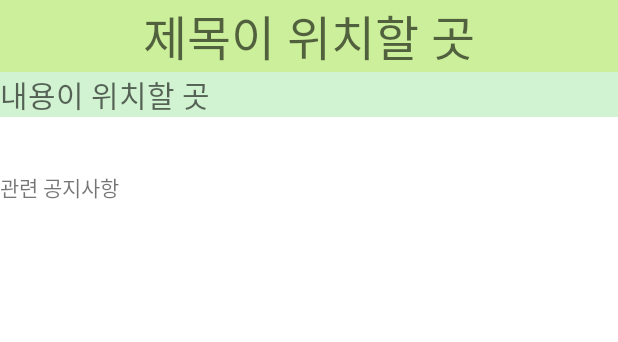
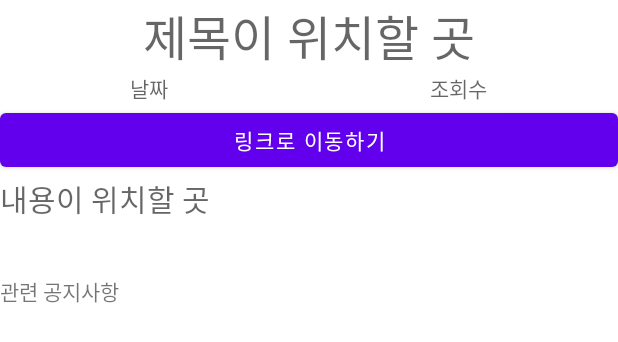
Before and after one commit to yelimahn/skkuNotice, an Android app: the layout activity_notice_click.xml on its own in the app's theme, with its tools: preview values and no code run, on a phone screen of 412 x 824 dp. Shown: the top 342 px of the screen. Run offline under Robolectric (Android 15) with nearby library versions, the phone set to English and light mode, and no system bars.

Commit message:
링크 누르면 크롬으로 이동까지
이제 ClickNotice 엑티비티는 거의 다 마무리함 20:00

```diff
--- a/noticesubscribe/app/src/main/java/com/example/noticesubscribe/NoticeClickActivity.kt
+++ b/noticesubscribe/app/src/main/java/com/example/noticesubscribe/NoticeClickActivity.kt
@@ -1,6 +1,7 @@
 package com.example.noticesubscribe
 
 import android.content.Intent
+import android.net.Uri
 import androidx.appcompat.app.AppCompatActivity
 import android.os.Bundle
 import android.renderscript.ScriptGroup
@@ -32,10 +33,20 @@ class NoticeClickActivity : AppCompatActivity() {
 //            Log.d("notnull", "눌이다")
 //
 //        }
+        //다른 엑티비티에서 정보 받아오는 부분
         var titleOfaNotice = intent?.getStringExtra("title")
         var contentOfaNotice = intent?.getStringExtra("Ncontent")
+        var visitedOfaNotice = intent?.getStringExtra("visited")
+        var dateOfaNotice = intent?.getStringExtra("date")
+        var linkOfaNotice = intent?.getStringExtra("link")
         binding.NoticeTitle.text = titleOfaNotice
         binding.NoticeContent.text = contentOfaNotice
+        binding.visited.text = "조회수 : " + visitedOfaNotice
+        binding.date.text = "날짜 : " + dateOfaNotice
+        binding.gotolink.setOnClickListener {
+            val intent = Intent(Intent.ACTION_VIEW, Uri.parse("https://www.skku.edu/skku/campus/skk_comm/notice01.do"+ linkOfaNotice))
+            startActivity (intent, null)
+        }
         //차후에 내용 받아오면 이거 지우면 된다
         //binding.NoticeContent = contentOfaNotice
 
--- a/noticesubscribe/app/src/main/java/com/example/noticesubscribe/noticeadapter.kt
+++ b/noticesubscribe/app/src/main/java/com/example/noticesubscribe/noticeadapter.kt
@@ -47,7 +47,9 @@ class NoticeAdapter( val parentContext: Context,val noticeList: ArrayList<Notice
             val intent = Intent(parentContext, NoticeClickActivity::class.java).apply {
                 putExtra("title", holder.title.text.toString())
                 putExtra("Ncontent", holder.text.text.toString())
-
+                putExtra("visited", holder.visited.text.toString())
+                putExtra("date", holder.date.text.toString())
+                putExtra("link", holder.link.text.toString())
 //            putExtra("date", holder.date.text)
 //            putExtra("visited", holder.visited.text)
 //            putExtra("link", holder.link.text)
--- a/noticesubscribe/app/src/main/res/layout/activity_notice_click.xml
+++ b/noticesubscribe/app/src/main/res/layout/activity_notice_click.xml
@@ -15,7 +15,7 @@
             android:id="@+id/NoticeTitle"
             android:layout_width="match_parent"
             android:layout_height="wrap_content"
-            android:background="#CBEF9A"
+            android:background="#FFFFFF"
             android:gravity="center"
             android:hint="제목이 위치할 곳"
             android:textColor="@color/black"
@@ -23,12 +23,41 @@
             app:layout_constraintEnd_toEndOf="parent"
             app:layout_constraintStart_toStartOf="parent"
             app:layout_constraintTop_toTopOf="parent" />
+        <LinearLayout
+            android:layout_width="match_parent"
+            android:layout_height="wrap_content">
+
+            <TextView
+                android:id="@+id/visited"
+
+                android:gravity="center"
+                android:layout_width="wrap_content"
+                android:layout_height="wrap_content"
+                android:layout_weight="1"
+                android:hint="날짜" />
+
+            <TextView
+                android:id="@+id/date"
+                android:hint="조회수"
+                android:gravity="center"
+                android:layout_width="wrap_content"
+                android:layout_height="wrap_content"
+                android:layout_weight="1" />
+
+        </LinearLayout>
+
+
+        <Button
+            android:id="@+id/gotolink"
+            android:layout_width="match_parent"
+            android:layout_height="wrap_content"
+            android:text="링크로 이동하기" />
 
         <TextView
             android:id="@+id/NoticeContent"
             android:layout_width="match_parent"
             android:layout_height="wrap_content"
-            android:background="#D1F3D2"
+            android:background="#FFFFFF"
             android:hint="내용이 위치할 곳"
             android:textColor="@color/black"
             android:textSize="20sp"
@@ -54,5 +83,6 @@
             app:layout_constraintStart_toStartOf="parent"
             app:layout_constraintTop_toBottomOf="@+id/textRelatedNotice" />
 
+
     </LinearLayout>
 </ScrollView>
```
